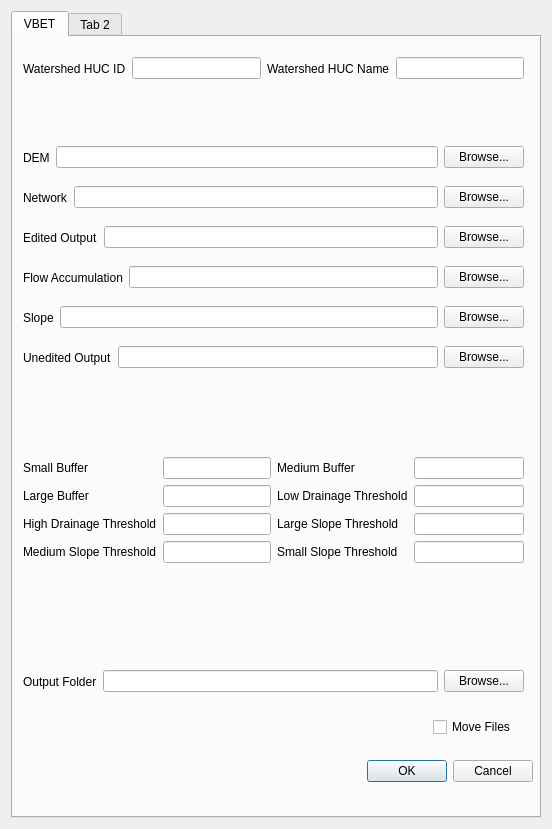
First picture: the form in project_builder_dialog_base.ui, repository Riverscapes/project-builder-qgis-plugin, before the edit.
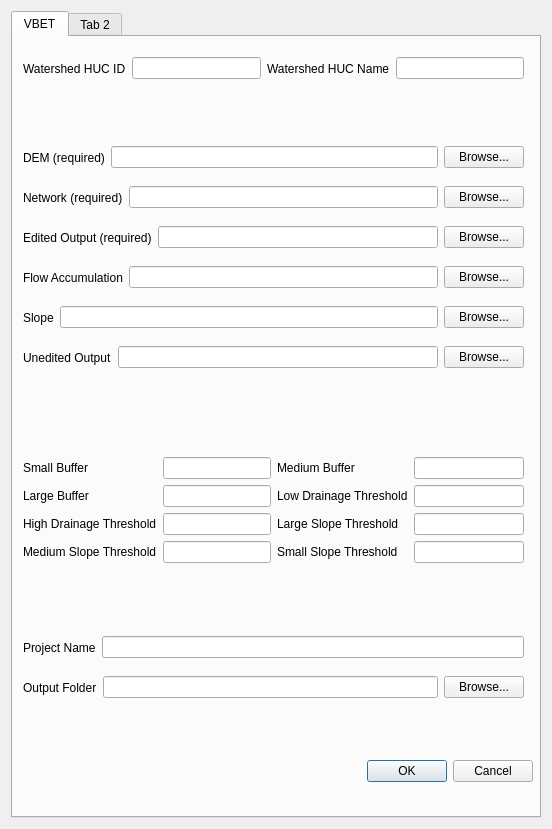
Second picture: the form after the edit. The open tabs and pages were chosen to show the change.

Patch:
```diff
--- a/project_builder_dialog_base.ui
+++ b/project_builder_dialog_base.ui
@@ -54,7 +54,7 @@
            </size>
           </property>
           <property name="text">
-           <string>Edited Output</string>
+           <string>Edited Output (required)</string>
           </property>
          </widget>
         </item>
@@ -101,19 +101,6 @@
         </item>
        </layout>
       </widget>
-      <widget class="QCheckBox" name="chkMoveFiles">
-       <property name="geometry">
-        <rect>
-         <x>420</x>
-         <y>680</y>
-         <width>87</width>
-         <height>20</height>
-        </rect>
-       </property>
-       <property name="text">
-        <string>Move Files</string>
-       </property>
-      </widget>
       <widget class="QWidget" name="horizontalLayoutWidget_4">
        <property name="geometry">
         <rect>
@@ -226,7 +213,7 @@
        <property name="geometry">
         <rect>
          <x>10</x>
-         <y>624</y>
+         <y>630</y>
          <width>501</width>
          <height>41</height>
         </rect>
@@ -295,7 +282,7 @@
            </size>
           </property>
           <property name="text">
-           <string>DEM</string>
+           <string>DEM (required)</string>
           </property>
          </widget>
         </item>
@@ -361,7 +348,7 @@
            </size>
           </property>
           <property name="text">
-           <string>Network</string>
+           <string>Network (required)</string>
           </property>
          </widget>
         </item>
@@ -678,6 +665,59 @@
         <set>QDialogButtonBox::Cancel|QDialogButtonBox::Ok</set>
        </property>
       </widget>
+      <widget class="QWidget" name="horizontalLayoutWidget_19">
+       <property name="geometry">
+        <rect>
+         <x>10</x>
+         <y>590</y>
+         <width>501</width>
+         <height>41</height>
+        </rect>
+       </property>
+       <layout class="QHBoxLayout" name="horizontalLayout_19">
+        <item>
+         <widget class="QLabel" name="labelProjectName">
+          <property name="minimumSize">
+           <size>
+            <width>0</width>
+            <height>0</height>
+           </size>
+          </property>
+          <property name="baseSize">
+           <size>
+            <width>0</width>
+            <height>0</height>
+           </size>
+          </property>
+          <property name="text">
+           <string>Project Name</string>
+          </property>
+         </widget>
+        </item>
+        <item>
+         <widget class="QLineEdit" name="txtProjectName">
+          <property name="sizePolicy">
+           <sizepolicy hsizetype="Expanding" vsizetype="Fixed">
+            <horstretch>0</horstretch>
+            <verstretch>0</verstretch>
+           </sizepolicy>
+          </property>
+          <property name="minimumSize">
+           <size>
+            <width>0</width>
+            <height>0</height>
+           </size>
+          </property>
+          <property name="baseSize">
+           <size>
+            <width>0</width>
+            <height>0</height>
+           </size>
+          </property>
+         </widget>
+        </item>
+       </layout>
+      </widget>
      </widget>
      <widget class="QWidget" name="tabRVD">
       <attribute name="title">
```
Left out of the diff: 12 changed lines with no effect on the pictures.
